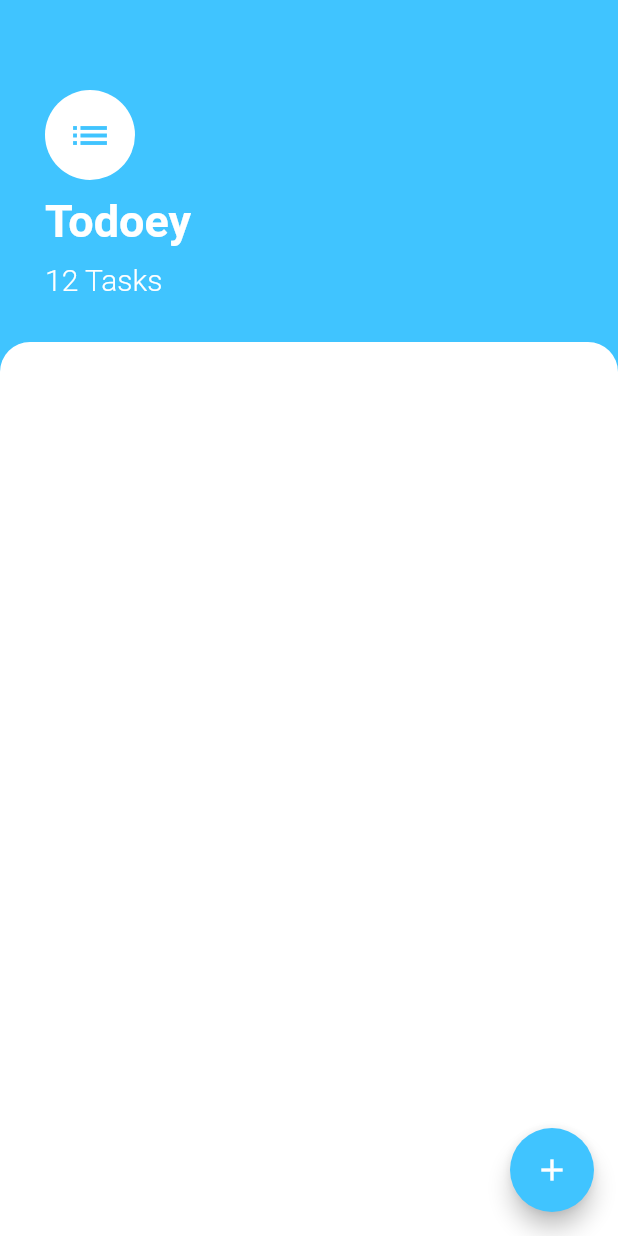
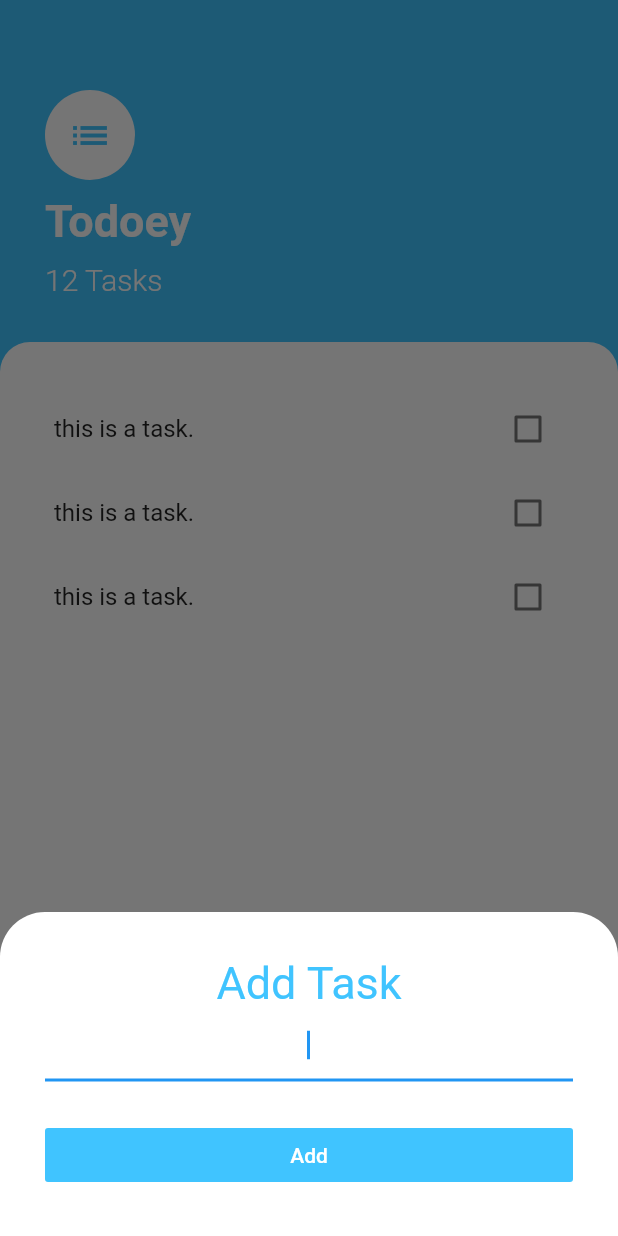
Before and after one commit to AmrAbdelmagid/Todoey_Flutter-to-do-app, a Flutter app: the screen it shows after launch, after a tap on the "add" icon, on a phone screen of 412 x 824 dp. Run offline on Flutter 3.47's test engine with Material 2 defaults, Android fonts, the phone set to English and light mode, and no system bars.

Commit message:
Major ui components were added

```diff
--- /dev/null
+++ b/lib/screens/add_task_screen.dart
@@ -0,0 +1,43 @@
+import 'package:flutter/material.dart';
+
+class AddTaskScreen extends StatelessWidget {
+  @override
+  Widget build(BuildContext context) {
+    return Container(
+      color: Color(0xff757575),
+      child: Container(
+        padding: EdgeInsets.symmetric(horizontal: 30.0, vertical: 30.0),
+        decoration: BoxDecoration(
+          borderRadius: BorderRadius.only(
+            topLeft: Radius.circular(30.0),
+            topRight: Radius.circular(30.0),
+          ),
+          color: Colors.white,
+        ),
+        child: Column(
+          crossAxisAlignment: CrossAxisAlignment.stretch,
+          children: [
+            Text(
+              'Add Task',
+              textAlign: TextAlign.center,
+              style: TextStyle(
+                  fontSize: 30.0,
+                  color: Colors.lightBlueAccent,
+                  fontWeight: FontWeight.w400),
+            ),
+            TextField(
+              autofocus: true,
+              textAlign: TextAlign.center,
+            ),
+            SizedBox(height: 25.0,),
+            FlatButton(
+              onPressed: () {},
+              child: Text('Add', style: TextStyle(color: Colors.white)),
+              color: Colors.lightBlueAccent,
+            )
+          ],
+        ),
+      ),
+    );
+  }
+}
--- a/lib/screens/tasks_screen.dart
+++ b/lib/screens/tasks_screen.dart
@@ -1,4 +1,6 @@
 import 'package:flutter/material.dart';
+import 'package:todoey/widgets/tasks_list.dart';
+import 'add_task_screen.dart';
 
 class TasksScreen extends StatelessWidget {
   @override
@@ -7,7 +9,18 @@ class TasksScreen extends StatelessWidget {
       backgroundColor: Colors.lightBlueAccent,
       floatingActionButton: FloatingActionButton(
         backgroundColor: Colors.lightBlueAccent,
-        onPressed: (){},
+        onPressed: () {
+          showModalBottomSheet(
+              context: context,
+              isScrollControlled: true,
+              builder: (context) {
+                return SingleChildScrollView(
+                  child: AddTaskScreen(),
+                  padding: EdgeInsets.only(
+                      bottom: MediaQuery.of(context).viewInsets.bottom),
+                );
+              });
+        },
         child: Icon(Icons.add),
       ),
       body: SafeArea(
@@ -54,6 +67,7 @@ class TasksScreen extends StatelessWidget {
             ),
             Expanded(
               child: Container(
+                padding: EdgeInsets.symmetric(horizontal: 20.0, vertical: 30.0),
                 decoration: BoxDecoration(
                   borderRadius: BorderRadius.only(
                     topLeft: Radius.circular(20.0),
@@ -61,6 +75,7 @@ class TasksScreen extends StatelessWidget {
                   ),
                   color: Colors.white,
                 ),
+                child: TasksList(),
               ),
             ),
           ],
--- /dev/null
+++ b/lib/widgets/task_tile.dart
@@ -0,0 +1,31 @@
+import 'package:flutter/material.dart';
+
+class TaskTile extends StatefulWidget {
+  @override
+  _TaskTileState createState() => _TaskTileState();
+}
+
+class _TaskTileState extends State<TaskTile> {
+  bool isChecked = false;
+  @override
+  Widget build(BuildContext context) {
+    return ListTile(
+      title: Text('this is a task.',style: TextStyle(decoration: isChecked ? TextDecoration.lineThrough : null),),
+      trailing: TaskTileCheckbox(checkboxState: isChecked,checkboxCallback: (value){
+        setState(() {
+          isChecked = value;
+        });
+      },),
+    );
+  }
+}
+
+class TaskTileCheckbox extends StatelessWidget {
+  final bool checkboxState;
+  final Function checkboxCallback;
+  TaskTileCheckbox({this.checkboxState,this.checkboxCallback});
+  @override
+  Widget build(BuildContext context) {
+    return Checkbox(value: checkboxState,onChanged: checkboxCallback,);
+  }
+}
--- /dev/null
+++ b/lib/widgets/tasks_list.dart
@@ -0,0 +1,15 @@
+import 'package:flutter/material.dart';
+import 'package:todoey/widgets/task_tile.dart';
+
+class TasksList extends StatelessWidget {
+  @override
+  Widget build(BuildContext context) {
+    return ListView(
+      children: [
+        TaskTile(),
+        TaskTile(),
+        TaskTile(),
+      ],
+    );
+  }
+}
```
